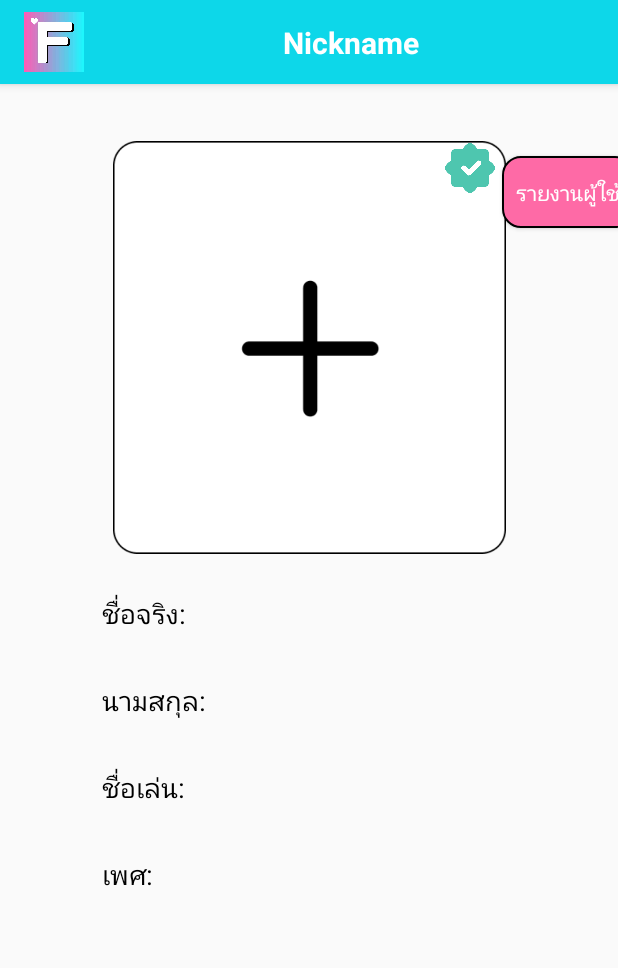
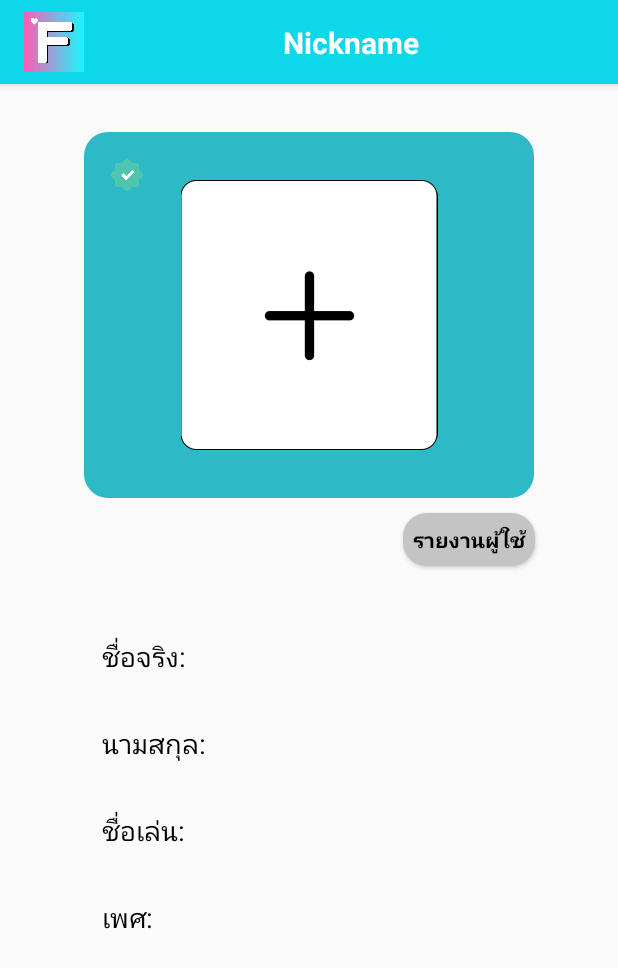
Before and after one commit to PedzA507/FinloveAndroid, an Android app: the OtherProfileActivity screen opened directly, with no data from a screen before it, on a phone screen of 412 x 824 dp. Shown: the top 968 px of the screen. Run offline under Robolectric (Android 15) with nearby library versions, the phone set to English and light mode, and no system bars; pictures from the network do not load.

Commit message:
แก้ดีไซน์หน้าดูโปรไฟล์คนอื่น

```diff
--- a/app/src/main/java/th/ac/rmutto/finlove/OtherProfileActivity.kt
+++ b/app/src/main/java/th/ac/rmutto/finlove/OtherProfileActivity.kt
@@ -3,6 +3,7 @@ package th.ac.rmutto.finlove
 import android.app.AlertDialog
 import android.os.Bundle
 import android.util.Log
+import android.view.Gravity
 import android.view.View
 import android.widget.*
 import androidx.appcompat.app.AppCompatActivity
@@ -178,9 +179,20 @@ class OtherProfileActivity : AppCompatActivity() {
         for (preference in preferencesArray) {
             val preferenceTextView = TextView(this)
             preferenceTextView.text = preference
-            preferenceTextView.setBackgroundResource(R.drawable.rounded_preference_box)
-            preferenceTextView.setPadding(16, 16, 16, 16)
+            preferenceTextView.setBackgroundResource(R.drawable.show_preference)
+            preferenceTextView.setPadding(16, 16, 16, 16)  // ตามดีไซน์ที่จำไว้
+            preferenceTextView.textSize = 14f
+            preferenceTextView.setTypeface(null, android.graphics.Typeface.BOLD) // ทำตัวหนังสือหนา
+            preferenceTextView.gravity = Gravity.CENTER // จัดให้ตัวหนังสืออยู่ตรงกลาง
+            preferenceTextView.setTextColor(resources.getColor(R.color.white))
+
+            // กำหนด layoutParams ตามดีไซน์ที่จำไว้
+            val layoutParams = LinearLayout.LayoutParams(250, 150)
+            layoutParams.setMargins(16, 16, 16, 16) // เพิ่มมาร์จินตามดีไซน์
+            preferenceTextView.layoutParams = layoutParams
+
             preferencesContainer.addView(preferenceTextView)
         }
     }
+
 }
--- /dev/null
+++ b/app/src/main/res/drawable/bt_report.xml
@@ -0,0 +1,5 @@
+<?xml version="1.0" encoding="utf-8"?>
+<shape xmlns:android="http://schemas.android.com/apk/res/android">
+    <corners android:radius="16dp" />
+    <solid android:color="#C5C4C4" /> <!-- พื้นหลังสีขาว -->
+</shape>
--- a/app/src/main/res/layout/activity_other_profile.xml
+++ b/app/src/main/res/layout/activity_other_profile.xml
@@ -61,58 +61,74 @@
             android:layout_width="match_parent"
             android:layout_height="wrap_content">
 
+            <!-- Profile Card Background -->
+            <androidx.constraintlayout.widget.ConstraintLayout
+                android:id="@+id/constraintLayout"
+                android:layout_width="300dp"
+                android:layout_height="wrap_content"
+                android:layout_margin="16dp"
+                android:background="@drawable/profile_card"
+                android:padding="16dp"
+                app:layout_constraintEnd_toEndOf="parent"
+                app:layout_constraintStart_toStartOf="parent"
+                app:layout_constraintTop_toTopOf="parent">
                 <!-- Image View Profile -->
                 <ImageView
                     android:id="@+id/profile_image"
-                android:layout_width="262dp"
-                android:layout_height="287dp"
+                    android:layout_width="180dp"
+                    android:layout_height="180dp"
                     android:layout_marginTop="16dp"
+                    android:layout_marginBottom="16dp"
                     android:contentDescription="Profile Image"
                     android:src="@drawable/img_1"
+                    app:layout_constraintBottom_toBottomOf="parent"
                     app:layout_constraintEnd_toEndOf="parent"
                     app:layout_constraintStart_toStartOf="parent"
                     app:layout_constraintTop_toTopOf="parent" />
 
-            <!-- Verified Icon -->
+                <!-- Verify Badge -->
                 <ImageView
                     android:id="@+id/verifiedIcon"
-                android:layout_width="40dp"
-                android:layout_height="40dp"
-                android:layout_marginTop="4dp"
-                android:layout_marginEnd="4dp"
+                    android:layout_width="25dp"
+                    android:layout_height="25dp"
+                    android:layout_marginEnd="5dp"
+                    android:contentDescription="Verified Badge"
                     android:src="@drawable/verify"
                     android:visibility="visible"
-                app:layout_constraintTop_toTopOf="@id/profile_image"
-                app:layout_constraintEnd_toEndOf="@id/profile_image"
-                android:contentDescription="Verified Icon" />
+                    app:layout_constraintEnd_toEndOf="@+id/imageViewProfile"
+                    app:layout_constraintTop_toTopOf="@+id/imageViewProfile" />
+
+            </androidx.constraintlayout.widget.ConstraintLayout>
 
             <!-- Report Button -->
             <Button
                 android:id="@+id/buttonReportUser"
                 android:layout_width="wrap_content"
-                android:layout_height="wrap_content"
+                android:layout_height="35dp"
                 android:layout_marginStart="8dp"
-                android:layout_marginTop="16dp"
+                android:layout_marginTop="10dp"
+                android:layout_marginEnd="55dp"
+                android:background="@drawable/bt_report"
                 android:text="รายงานผู้ใช้"
-                android:background="@drawable/button_pressed"
-                android:textColor="@color/white"
+                android:textColor="@color/black"
+                android:textStyle="bold"
+                app:layout_constraintEnd_toEndOf="parent"
                 app:layout_constraintStart_toEndOf="@id/profile_image"
-                app:layout_constraintTop_toTopOf="@id/profile_image"
-                app:layout_constraintEnd_toEndOf="parent"/>
+                app:layout_constraintTop_toBottomOf="@+id/constraintLayout" />
 
             <!-- First Name -->
             <TextView
                 android:id="@+id/textViewFirstName"
                 android:layout_width="300dp"
                 android:layout_height="wrap_content"
-                android:layout_marginTop="8dp"
+                android:layout_marginTop="80dp"
                 android:padding="12dp"
                 android:text="ชื่อจริง: "
                 android:textColor="#000000"
                 android:textSize="18sp"
                 app:layout_constraintEnd_toEndOf="parent"
                 app:layout_constraintStart_toStartOf="parent"
-                app:layout_constraintTop_toBottomOf="@id/profile_image" />
+                app:layout_constraintTop_toBottomOf="@+id/constraintLayout" />
 
             <!-- Last Name -->
             <TextView
--- a/app/src/main/res/values/strings.xml
+++ b/app/src/main/res/values/strings.xml
@@ -3,8 +3,8 @@
     <string name="title_Main">Main</string>
     <string name="title_Message">Message</string>
     <string name="title_Profile">Profile</string>
-    <string name="root_url">http://192.168.62.1:4000</string>
-    <string name="root_url2">http://192.168.62.1:6000</string>
+    <string name="root_url">http://192.168.111.208:4000</string>
+    <string name="root_url2">http://192.168.111.208:6000</string>
     <string-array name="education_levels">
         <item>มัธยมศึกษา</item>
         <item>ปริญญาตรี</item>
```
Lines whose indentation alone changed are shown as unchanged.
